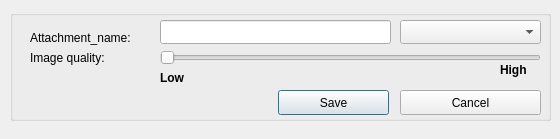
Above: pdb/dlgsavescan.ui from cynicanonimus/pdb before the change. Below: the same form after it.
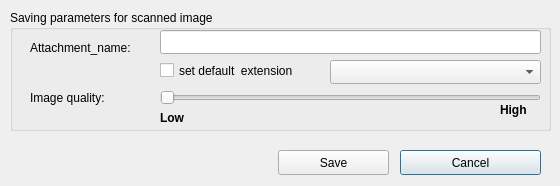
That is the form after the change.

Patch:
```diff
--- a/pdb/dlgsavescan.ui
+++ b/pdb/dlgsavescan.ui
@@ -7,7 +7,7 @@
     <x>0</x>
     <y>0</y>
     <width>560</width>
-    <height>139</height>
+    <height>186</height>
    </rect>
   </property>
   <property name="windowTitle">
@@ -19,17 +19,23 @@
      <x>10</x>
      <y>10</y>
      <width>541</width>
-     <height>111</height>
+     <height>121</height>
     </rect>
    </property>
+   <property name="autoFillBackground">
+    <bool>false</bool>
+   </property>
    <property name="title">
-    <string/>
+    <string>Saving parameters for scanned image</string>
+   </property>
+   <property name="flat">
+    <bool>false</bool>
    </property>
    <widget class="QLabel" name="label">
     <property name="geometry">
      <rect>
       <x>20</x>
-      <y>20</y>
+      <y>30</y>
       <width>131</width>
       <height>16</height>
      </rect>
@@ -42,8 +48,8 @@
     <property name="geometry">
      <rect>
       <x>150</x>
-      <y>10</y>
-      <width>231</width>
+      <y>20</y>
+      <width>381</width>
       <height>24</height>
      </rect>
     </property>
@@ -51,44 +57,18 @@
    <widget class="QComboBox" name="comboExtentions">
     <property name="geometry">
      <rect>
-      <x>390</x>
-      <y>10</y>
-      <width>141</width>
+      <x>320</x>
+      <y>50</y>
+      <width>211</width>
       <height>24</height>
      </rect>
     </property>
    </widget>
-   <widget class="QPushButton" name="buttonSave">
-    <property name="geometry">
-     <rect>
-      <x>268</x>
-      <y>80</y>
-      <width>111</width>
-      <height>25</height>
-     </rect>
-    </property>
-    <property name="text">
-     <string>Save</string>
-    </property>
-   </widget>
-   <widget class="QPushButton" name="buttonCancel">
-    <property name="geometry">
-     <rect>
-      <x>390</x>
-      <y>80</y>
-      <width>141</width>
-      <height>25</height>
-     </rect>
-    </property>
-    <property name="text">
-     <string>Cancel</string>
-    </property>
-   </widget>
    <widget class="QSlider" name="QualitySlider">
     <property name="geometry">
      <rect>
       <x>150</x>
-      <y>40</y>
+      <y>80</y>
       <width>381</width>
       <height>16</height>
      </rect>
@@ -104,7 +84,7 @@
     <property name="geometry">
      <rect>
       <x>20</x>
-      <y>40</y>
+      <y>80</y>
       <width>111</width>
       <height>16</height>
      </rect>
@@ -117,7 +97,7 @@
     <property name="geometry">
      <rect>
       <x>150</x>
-      <y>60</y>
+      <y>100</y>
       <width>31</width>
       <height>16</height>
      </rect>
@@ -134,7 +114,7 @@
     <property name="geometry">
      <rect>
       <x>490</x>
-      <y>50</y>
+      <y>90</y>
       <width>41</width>
       <height>20</height>
      </rect>
@@ -147,6 +127,48 @@
 &lt;p style=&quot; margin-top:0px; margin-bottom:0px; margin-left:0px; margin-right:0px; -qt-block-indent:0; text-indent:0px;&quot;&gt;&lt;span style=&quot; font-weight:600;&quot;&gt;High&lt;/span&gt;&lt;/p&gt;&lt;/body&gt;&lt;/html&gt;</string>
     </property>
    </widget>
+   <widget class="QCheckBox" name="defaultExtCheckBox">
+    <property name="geometry">
+     <rect>
+      <x>150</x>
+      <y>50</y>
+      <width>161</width>
+      <height>21</height>
+     </rect>
+    </property>
+    <property name="layoutDirection">
+     <enum>Qt::LeftToRight</enum>
+    </property>
+    <property name="text">
+     <string>set default  extension</string>
+    </property>
+   </widget>
+  </widget>
+  <widget class="QPushButton" name="buttonCancel">
+   <property name="geometry">
+    <rect>
+     <x>400</x>
+     <y>150</y>
+     <width>141</width>
+     <height>25</height>
+    </rect>
+   </property>
+   <property name="text">
+    <string>Cancel</string>
+   </property>
+  </widget>
+  <widget class="QPushButton" name="buttonSave">
+   <property name="geometry">
+    <rect>
+     <x>278</x>
+     <y>150</y>
+     <width>111</width>
+     <height>25</height>
+    </rect>
+   </property>
+   <property name="text">
+    <string>Save</string>
+   </property>
   </widget>
  </widget>
  <resources/>
```
